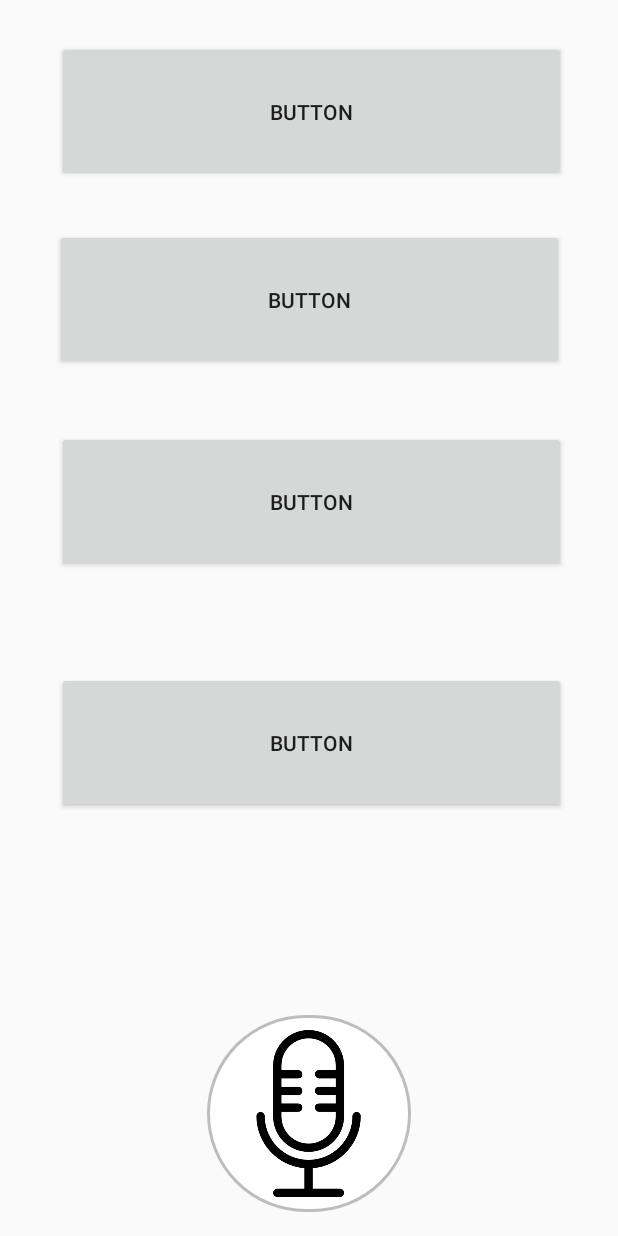
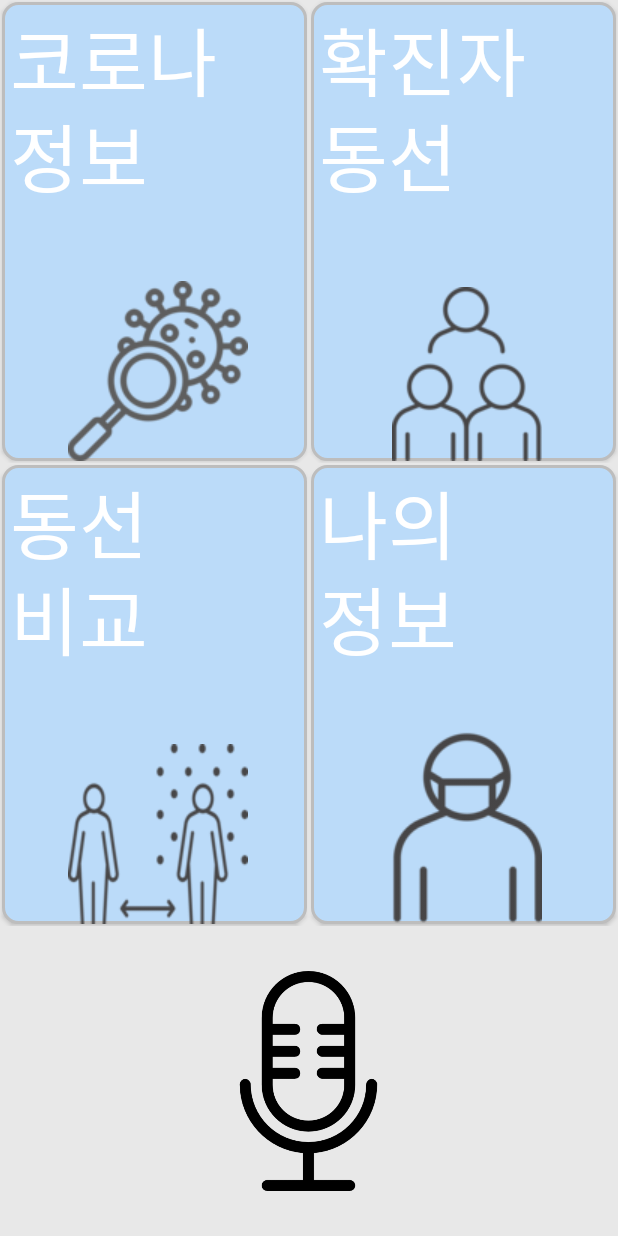
Before and after one commit to ykpark3/COZY, an Android app: the screen it shows after launch (MainActivity), on a phone screen of 412 x 824 dp. Run offline under Robolectric (Android 15) with nearby library versions, the phone set to English and light mode, and no system bars; libraries missing offline, so code that uses them is left out: com.kakao.sdk; 6 statements that could not run were skipped.

Commit message:
UI 수정

```diff
--- a/app/src/main/java/com/example/myeyes/MainActivity.java
+++ b/app/src/main/java/com/example/myeyes/MainActivity.java
@@ -13,10 +13,12 @@ import android.os.Bundle;
 import android.util.Base64;
 import android.util.Log;
 import android.view.View;
+import android.widget.Button;
 import android.widget.Toast;
 
 import com.kakao.sdk.newtoneapi.SpeechRecognizerClient;
 import com.kakao.sdk.newtoneapi.SpeechRecognizerManager;
+import com.kakao.sdk.newtoneapi.TextToSpeechClient;
 import com.kakao.sdk.newtoneapi.TextToSpeechManager;
 
 import java.security.MessageDigest;
@@ -25,6 +27,7 @@ public class MainActivity extends AppCompatActivity{
 
     private Context mContext;
     private SpeechRecognizerClient sttClient;
+    public TextToSpeechClient ttsClient;
     private static final int REQUEST_CODE_AUDIO_AND_WRITE_EXTERNAL_STORAGE = 0;
     private boolean isPermissionGranted = false;
     private STTAPI speechAPI;
@@ -44,7 +47,21 @@ public class MainActivity extends AppCompatActivity{
             startUsingSpeechAPI();
         }
 
+        //tts 클라이언트 생성
+        ttsClient = new TextToSpeechClient.Builder()
+                .setSpeechMode(TextToSpeechClient.NEWTONE_TALK_1)     // 음성합성방식
+                .setSpeechSpeed(1.0)            // 발음 속도(0.5~4.0)
+                .setSpeechVoice(TextToSpeechClient.VOICE_WOMAN_READ_CALM)  //TTS 음색 모드 설정(여성 차분한 낭독체)
+                .setListener(new TTSAPI())
+                .build();
+
         //getHashKey(this); 해서키보는 메소드
+    }
+
+    public void speakButtonText(View view){
+        Button button = (Button)findViewById(R.id.button1);
+        String buttonString = button.getText().toString();
+        ttsClient.play(buttonString);
     }
 
     public void mikeButton(View view) {
@@ -56,10 +73,12 @@ public class MainActivity extends AppCompatActivity{
         }
         speechAPI = new STTAPI();
 
+        //ttsClient.play("듣고 있어요."); 띠링? 같은 소리가 들리면 좋겟다!
+
+        Toast.makeText(this, "음성인식을 시작합니다.", Toast.LENGTH_SHORT).show();
         sttClient.setSpeechRecognizeListener(speechAPI);
         sttClient.startRecording( false);
 
-        Toast.makeText(this, "음성인식을 시작합니다.", Toast.LENGTH_SHORT).show();
     }
 
     public void startUsingSpeechAPI() {
--- a/app/src/main/java/com/example/myeyes/STTAPI.java
+++ b/app/src/main/java/com/example/myeyes/STTAPI.java
@@ -19,7 +19,7 @@ public class STTAPI implements SpeechRecognizeListener{
     public STTAPI(){
         //tts 클라이언트 생성
         ttsClient = new TextToSpeechClient.Builder()
-                .setSpeechMode(TextToSpeechClient.NEWTONE_TALK_1)     // 음성합성방식
+                .setSpeechMode(TextToSpeechClient.NEWTONE_TALK_2)     // 음성합성방식
                 .setSpeechSpeed(1.0)            // 발음 속도(0.5~4.0)
                 .setSpeechVoice(TextToSpeechClient.VOICE_WOMAN_READ_CALM)  //TTS 음색 모드 설정(여성 차분한 낭독체)
                 .setListener(new TTSAPI())
--- a/app/src/main/res/drawable/button.xml
+++ b/app/src/main/res/drawable/button.xml
@@ -1,12 +1,12 @@
 <?xml version="1.0" encoding="utf-8"?>
 <shape xmlns:android="http://schemas.android.com/apk/res/android">
     android:shape="rectangle" android:padding = "10dp">
-    <solid android:color="#ffffff"></solid>
+    <solid android:color="@color/firstButtonColor"></solid>
     <corners
-        android:bottomLeftRadius="100dp"
-        android:bottomRightRadius="100dp"
-        android:topLeftRadius="100dp"
-        android:topRightRadius="100dp"></corners>
+        android:bottomLeftRadius="@dimen/mikeButtonConnerValue"
+        android:bottomRightRadius="@dimen/mikeButtonConnerValue"
+        android:topLeftRadius="@dimen/mikeButtonConnerValue"
+        android:topRightRadius="@dimen/mikeButtonConnerValue"></corners>
     <stroke android:width="2dp"
         android:color="#BDBDBD"></stroke>
 
--- a/app/src/main/res/layout/activity_main.xml
+++ b/app/src/main/res/layout/activity_main.xml
@@ -1,78 +1,110 @@
 <?xml version="1.0" encoding="utf-8"?>
-<androidx.constraintlayout.widget.ConstraintLayout
-    xmlns:android="http://schemas.android.com/apk/res/android"
+<LinearLayout xmlns:android="http://schemas.android.com/apk/res/android"
     xmlns:app="http://schemas.android.com/apk/res-auto"
     xmlns:tools="http://schemas.android.com/tools"
     android:layout_width="match_parent"
     android:layout_height="match_parent"
+    android:background="#E8E8E8"
+    android:orientation="vertical"
     tools:context=".MainActivity">
 
-    <ImageButton
-        android:id="@+id/button13"
-        android:layout_width="136dp"
-        android:layout_height="131dp"
-        android:layout_marginBottom="16dp"
-        android:adjustViewBounds="true"
-        android:background="@drawable/button"
-        android:onClick="mikeButton"
-        android:paddingTop="10dp"
-        android:paddingBottom="10dp"
-        android:scaleType="fitCenter"
-        android:src="@drawable/mike"
-        app:layout_constraintBottom_toBottomOf="parent"
-        app:layout_constraintEnd_toEndOf="parent"
-        app:layout_constraintHorizontal_bias="0.501"
-        app:layout_constraintStart_toStartOf="parent" />
+    <LinearLayout
+        android:layout_width="match_parent"
+        android:layout_height="0dp"
+        android:layout_weight="3">
 
-    <Button
-        android:id="@+id/button16"
-        android:layout_width="339dp"
-        android:layout_height="94dp"
-        android:layout_marginTop="16dp"
-        android:layout_marginBottom="20dp"
-        android:text="Button"
-        app:layout_constraintBottom_toTopOf="@+id/button"
-        app:layout_constraintEnd_toEndOf="parent"
-        app:layout_constraintHorizontal_bias="0.523"
-        app:layout_constraintStart_toStartOf="parent"
-        app:layout_constraintTop_toTopOf="parent" />
+        <Button
+            android:id="@+id/button1"
+            android:layout_width="0dp"
+            android:layout_height="match_parent"
+            android:layout_margin="1dp"
+            android:layout_weight="1"
+            android:background="@drawable/button"
+            android:drawableBottom="@drawable/button1image1"
+            android:gravity="start"
+            android:lineSpacingExtra="-10dp"
+            android:onClick="speakButtonText"
+            android:paddingLeft="5dp"
+            android:paddingTop="1dp"
+            android:text="코로나\n정보"
+            android:textColor="#FFFFFF"
+            android:textSize="50dp" />
 
-    <Button
-        android:id="@+id/button3"
-        android:layout_width="339dp"
-        android:layout_height="94dp"
-        android:layout_marginTop="356dp"
-        android:layout_marginBottom="43dp"
-        android:text="Button"
-        app:layout_constraintBottom_toTopOf="@+id/button13"
-        app:layout_constraintEnd_toEndOf="parent"
-        app:layout_constraintHorizontal_bias="0.523"
-        app:layout_constraintStart_toStartOf="parent"
-        app:layout_constraintTop_toTopOf="parent" />
+        <Button
+            android:id="@+id/button2"
+            android:layout_width="0dp"
+            android:layout_height="match_parent"
+            android:layout_margin="1dp"
+            android:layout_weight="1"
+            android:background="@drawable/button"
+            android:drawableBottom="@drawable/button2image"
+            android:gravity="start"
+            android:lineSpacingExtra="-10dp"
+            android:onClick="speakButtonText"
+            android:paddingLeft="5dp"
+            android:paddingTop="1dp"
+            android:text="확진자\n동선"
+            android:textColor="#FFFFFF"
+            android:textSize="50dp" />
+    </LinearLayout>
 
-    <Button
-        android:id="@+id/button2"
-        android:layout_width="339dp"
-        android:layout_height="94dp"
-        android:layout_marginTop="240dp"
-        android:layout_marginBottom="20dp"
-        android:text="Button"
-        app:layout_constraintBottom_toTopOf="@+id/button3"
-        app:layout_constraintEnd_toEndOf="parent"
-        app:layout_constraintHorizontal_bias="0.523"
-        app:layout_constraintStart_toStartOf="parent"
-        app:layout_constraintTop_toTopOf="parent" />
+    <LinearLayout
+        android:layout_width="match_parent"
+        android:layout_height="0dp"
+        android:layout_weight="3">
 
-    <Button
-        android:id="@+id/button"
-        android:layout_width="339dp"
-        android:layout_height="94dp"
-        android:layout_marginTop="132dp"
-        android:layout_marginBottom="20dp"
-        android:text="Button"
-        app:layout_constraintBottom_toTopOf="@+id/button2"
-        app:layout_constraintEnd_toEndOf="parent"
-        app:layout_constraintStart_toStartOf="parent"
-        app:layout_constraintTop_toTopOf="parent" />
+        <Button
+            android:id="@+id/button3"
+            android:layout_width="0dp"
+            android:layout_height="match_parent"
+            android:layout_margin="1dp"
+            android:layout_weight="1"
+            android:background="@drawable/button"
+            android:drawableBottom="@drawable/button3image"
+            android:gravity="start"
+            android:lineSpacingExtra="-10dp"
+            android:onClick="speakButtonText"
+            android:paddingLeft="5dp"
+            android:paddingTop="1dp"
+            android:text="동선\n비교"
+            android:textColor="#FFFFFF"
+            android:textSize="50dp" />
 
-</androidx.constraintlayout.widget.ConstraintLayout>
+        <Button
+            android:id="@+id/button4"
+            android:layout_width="0dp"
+            android:layout_height="match_parent"
+            android:layout_margin="1dp"
+            android:layout_weight="1"
+            android:background="@drawable/button"
+            android:drawableBottom="@drawable/button4image"
+            android:gravity="start"
+            android:lineSpacingExtra="-10dp"
+            android:onClick="speakButtonText"
+            android:paddingLeft="5dp"
+            android:paddingTop="1dp"
+            android:text="나의\n정보"
+            android:textColor="#FFFFFF"
+            android:textSize="50dp" />
+    </LinearLayout>
+
+
+    <LinearLayout
+        android:layout_width="match_parent"
+        android:layout_height="0dp"
+        android:layout_weight="2">
+
+        <ImageButton
+            android:id="@+id/button13"
+            android:layout_width="match_parent"
+            android:layout_height="match_parent"
+            android:adjustViewBounds="true"
+            android:background="#E8E8E8"
+            android:onClick="mikeButton"
+            android:paddingTop="30dp"
+            android:paddingBottom="30dp"
+            android:scaleType="fitCenter"
+            android:src="@drawable/mike"
+            android:text="마이크" />
+    </LinearLayout>
+</LinearLayout>
--- a/app/src/main/res/values/colors.xml
+++ b/app/src/main/res/values/colors.xml
@@ -3,4 +3,8 @@
     <color name="colorPrimary">#6200EE</color>
     <color name="colorPrimaryDark">#3700B3</color>
     <color name="colorAccent">#03DAC5</color>
+    <color name="firstButtonColor">#bbdbf9</color>
+    <color name="secondButtonColor">#91cafe</color>
+    <color name="thirdButtonColor">#63b3fe</color>
+    <color name="fourthButtonColor">#349cfc</color>
 </resources>
--- /dev/null
+++ b/app/src/main/res/values/dimension.xml
@@ -0,0 +1,4 @@
+<?xml version="1.0" encoding="utf-8"?>
+<resources>
+    <dimen name="mikeButtonConnerValue">10dp</dimen>
+</resources>
--- a/app/src/main/res/values/styles.xml
+++ b/app/src/main/res/values/styles.xml
@@ -1,7 +1,7 @@
 <resources>
     <!-- Base application theme. -->
     <style name="AppTheme" parent="Theme.AppCompat.Light.DarkActionBar">
-        //타이틀없애기
+
         <item name="windowNoTitle">true</item>>
         <!-- Customize your theme here. -->
         <item name="colorPrimary">@color/colorPrimary</item>
```
Also changed, not shown: app/src/main/res/drawable/button1image.png (added), app/src/main/res/drawable/button1image1.png (added), app/src/main/res/drawable/button2image.png (added), app/src/main/res/drawable/button3image.png (added), app/src/main/res/drawable/button4image.png (added).
